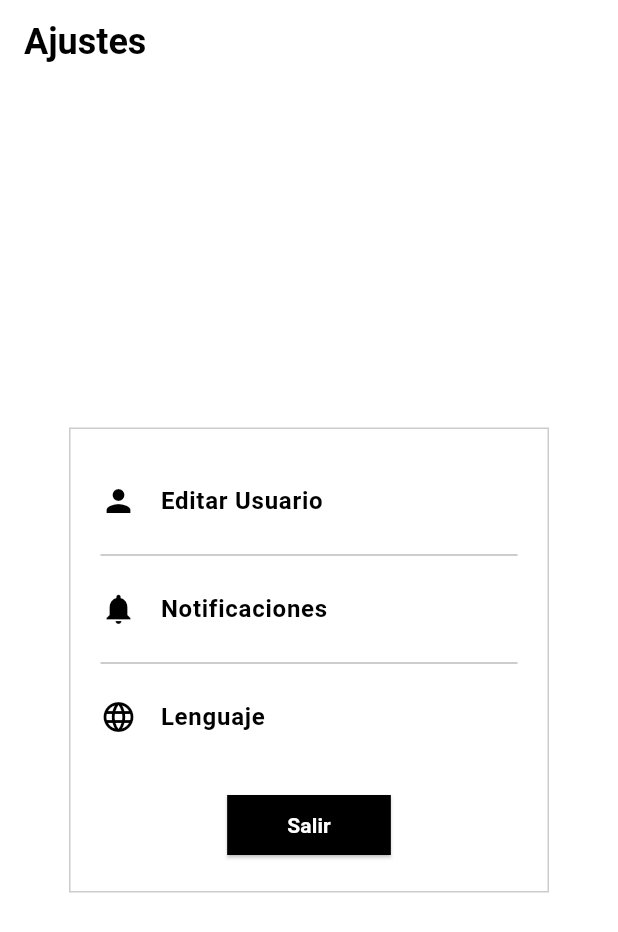
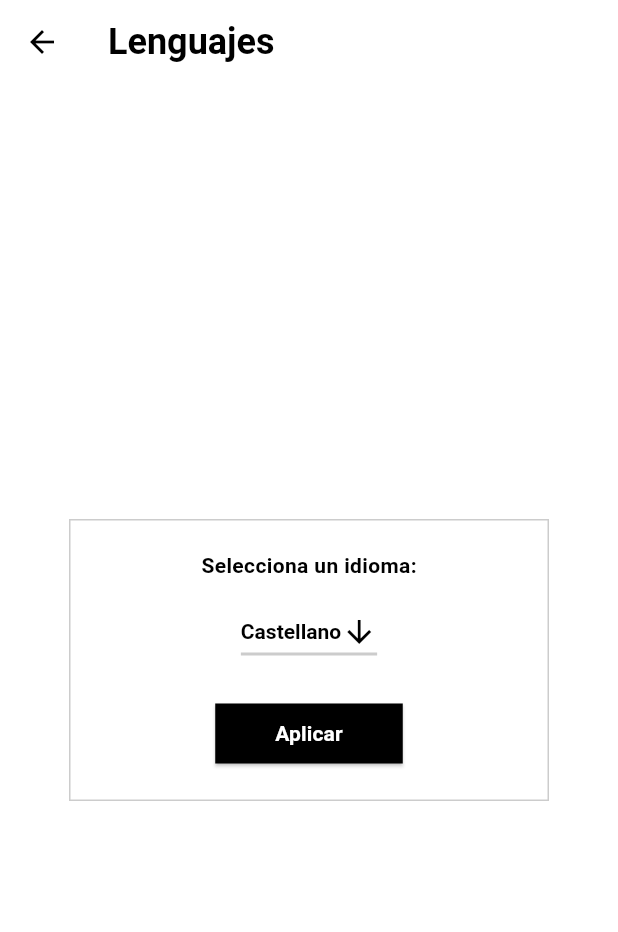
Before and after one commit to joelramoss/recetas360, a Flutter app: the screen it shows after launch, after a tap on "Lenguaje", on a phone screen of 412 x 824 dp. Shown: the top 932 px of the screen. Run offline on Flutter 3.47's test engine with Material 3 defaults, Android fonts, the phone set to English and light mode, and no system bars.

Commit message:
Menu Lenguaje hecho
Contiene un dropbox con tres idiomas

```diff
--- /dev/null
+++ b/lib/pagines/Ajustes/Lenguajes.dart
@@ -0,0 +1,127 @@
+import 'package:flutter/material.dart';
+
+class Lenguajes extends StatefulWidget {
+  const Lenguajes({Key? key}) : super(key: key);
+
+  @override
+  _LenguajesState createState() => _LenguajesState();
+}
+
+class _LenguajesState extends State<Lenguajes> {
+  // Selección inicial (puedes cambiarla o dejarla nula)
+  String _selectedLanguage = 'Castellano';
+
+  @override
+  Widget build(BuildContext context) {
+    return Scaffold(
+      backgroundColor: Colors.white, // Fondo blanco para un estilo minimalista
+      appBar: AppBar(
+        backgroundColor: Colors.white,
+        elevation: 0,
+        title: const Text(
+          "Lenguajes",
+          style: TextStyle(
+            color: Colors.black, // Texto negro para un buen contraste
+            fontWeight: FontWeight.bold,
+            fontSize: 24,
+          ),
+        ),
+        iconTheme: const IconThemeData(
+          color: Colors.black, // Íconos en negro
+        ),
+      ),
+      body: SafeArea(
+        child: LayoutBuilder(
+          builder: (context, constraints) {
+            return SingleChildScrollView(
+              child: ConstrainedBox(
+                constraints: BoxConstraints(minHeight: constraints.maxHeight),
+                child: Padding(
+                  // Padding para que el contenido no toque los bordes de la pantalla
+                  padding: const EdgeInsets.all(20.0),
+                  child: Center(
+                    child: Container(
+                      width: 320, // Ancho del contenedor
+                      padding: const EdgeInsets.all(20.0),
+                      decoration: BoxDecoration(
+                        color: Colors.white, // Fondo blanco para el contenedor
+                        borderRadius: BorderRadius.zero, // Bordes cuadrados
+                        border: Border.all(
+                          color: Colors.black.withOpacity(0.2),
+                        ),
+                      ),
+                      child: Column(
+                        mainAxisSize: MainAxisSize.min,
+                        children: [
+                          // Etiqueta (opcional)
+                          const Text(
+                            'Selecciona un idioma:',
+                            style: TextStyle(
+                              color: Colors.black,
+                              fontWeight: FontWeight.bold,
+                            ),
+                          ),
+                          const SizedBox(height: 10),
+                          // Menú desplegable para seleccionar el lenguaje
+                          DropdownButton<String>(
+                            value: _selectedLanguage,
+                            icon: const Icon(Icons.arrow_downward, color: Colors.black),
+                            iconSize: 24,
+                            elevation: 16,
+                            style: const TextStyle(
+                              color: Colors.black,
+                              fontWeight: FontWeight.bold,
+                            ),
+                            underline: Container(
+                              height: 2,
+                              color: Colors.black.withOpacity(0.2),
+                            ),
+                            onChanged: (String? newValue) {
+                              setState(() {
+                                _selectedLanguage = newValue!;
+                              });
+                            },
+                            items: <String>['Castellano', 'Catalan', 'Ingles']
+                                .map<DropdownMenuItem<String>>((String value) {
+                              return DropdownMenuItem<String>(
+                                value: value,
+                                child: Text(value),
+                              );
+                            }).toList(),
+                          ),
+                          const SizedBox(height: 20),
+                          // Botón "Aplicar"
+                          ElevatedButton(
+                            onPressed: () {
+                              // Acción para aplicar el idioma seleccionado.
+                              // Puedes guardar la preferencia o actualizar la interfaz según sea necesario.
+                            },
+                            style: ElevatedButton.styleFrom(
+                              backgroundColor: Colors.black, // Botón negro
+                              padding: const EdgeInsets.symmetric(
+                                  vertical: 10, horizontal: 40),
+                              shape: RoundedRectangleBorder(
+                                borderRadius: BorderRadius.zero, // Bordes cuadrados
+                              ),
+                            ),
+                            child: const Text(
+                              'Aplicar',
+                              style: TextStyle(
+                                color: Colors.white, // Texto blanco en el botón negro
+                                fontWeight: FontWeight.bold,
+                              ),
+                            ),
+                          ),
+                        ],
+                      ),
+                    ),
+                  ),
+                ),
+              ),
+            );
+          },
+        ),
+      ),
+    );
+  }
+}
--- a/lib/pagines/InterfazAjustes.dart
+++ b/lib/pagines/InterfazAjustes.dart
@@ -1,6 +1,7 @@
 import 'package:flutter/material.dart';
-import 'package:recetas360/pagines/EditarUsuario.dart';
-import 'package:recetas360/pagines/Notificaciones.dart'; // Se asume que este archivo define PaginaNotificaciones
+import 'package:recetas360/pagines/Ajustes/EditarUsuario.dart';
+import 'package:recetas360/pagines/Ajustes/Lenguajes.dart';
+import 'package:recetas360/pagines/Ajustes/Notificaciones.dart'; // Se asume que este archivo define PaginaNotificaciones
 
 class PaginaAjustes extends StatelessWidget {
   const PaginaAjustes({Key? key}) : super(key: key);
@@ -87,7 +88,6 @@ class PaginaAjustes extends StatelessWidget {
                               ),
                             ),
                             onTap: () {
-                              // Navega a la página de notificaciones
                               Navigator.push(
                                 context,
                                 MaterialPageRoute(
@@ -113,7 +113,12 @@ class PaginaAjustes extends StatelessWidget {
                               ),
                             ),
                             onTap: () {
-                              // Acción para cambiar el lenguaje
+                              Navigator.push(
+                                context,
+                                MaterialPageRoute(
+                                  builder: (context) => const Lenguajes(),
+                                ),
+                              );
                             },
                           ),
                           const SizedBox(height: 20),
```
Also changed, not shown: 1 other file.
